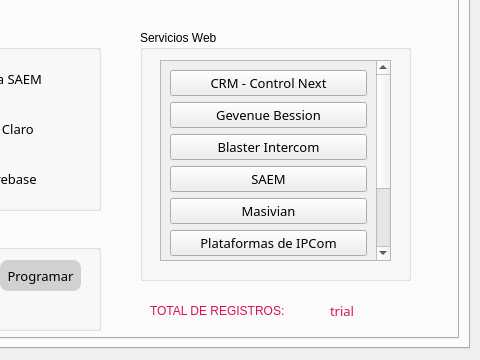
This is gui/Project.ui in JU4ND4V1DMM/devops_desktop_syncra as Qt 5 draws it before an edit; both pictures show x 534 to 1014 and y 396 to 756 of the 1014 by 756 pixel window. The edited form follows.
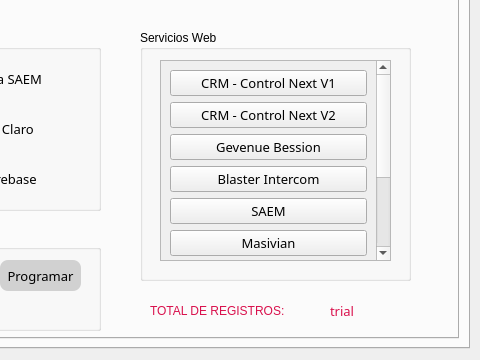
This is the edited form. Icons and pictures are not drawn.

Commit message: New acces to controlnext 2

The edit to the form file:
```diff
--- a/gui/Project.ui
+++ b/gui/Project.ui
@@ -1605,7 +1605,7 @@
             <x>0</x>
             <y>0</y>
             <width>212</width>
-            <height>282</height>
+            <height>312</height>
            </rect>
           </property>
           <layout class="QGridLayout" name="gridLayout_3">
@@ -1633,7 +1633,7 @@
 }</string>
              </property>
              <property name="text">
-              <string>CRM - Control Next</string>
+              <string>CRM - Control Next V1</string>
              </property>
             </widget>
            </item>
@@ -1861,6 +1861,34 @@
              </property>
             </widget>
            </item>
+           <item row="1" column="0">
+            <widget class="QPushButton" name="pushButton_28">
+             <property name="font">
+              <font>
+               <family>Bahnschrift SemiBold</family>
+               <pointsize>10</pointsize>
+               <weight>7</weight>
+               <italic>false</italic>
+               <bold>false</bold>
+              </font>
+             </property>
+             <property name="styleSheet">
+              <string notr="true">/* Al pasar el mouse */
+QPushButton:hover {
+    border: 2px solid rgb(217, 16, 76); /* Borde gris claro */
+    border-radius: 8px;
+}
+QPushButton:pressed
+{
+	color: rgb(255, 255, 255);
+	background-color: rgb(217, 16, 76);
+}</string>
+             </property>
+             <property name="text">
+              <string>CRM - Control Next V2</string>
+             </property>
+            </widget>
+           </item>
           </layout>
          </widget>
         </widget>
```
Left out of the diff: 2 changed lines with no effect on the pictures. The commit also changes 2 other files.
